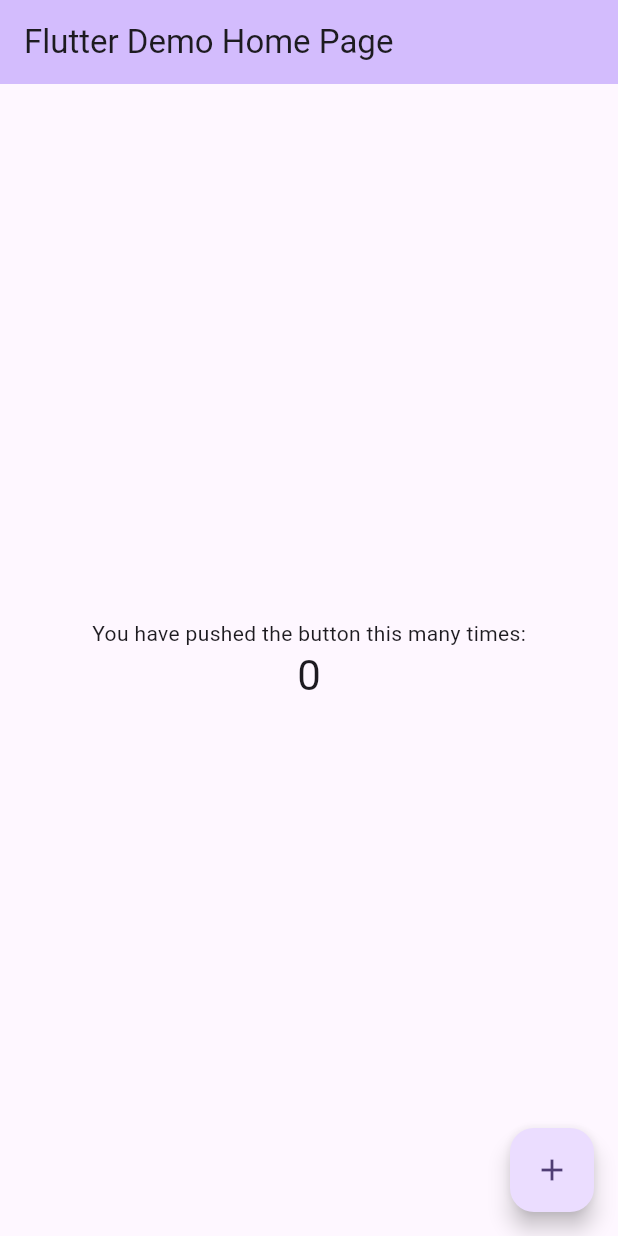
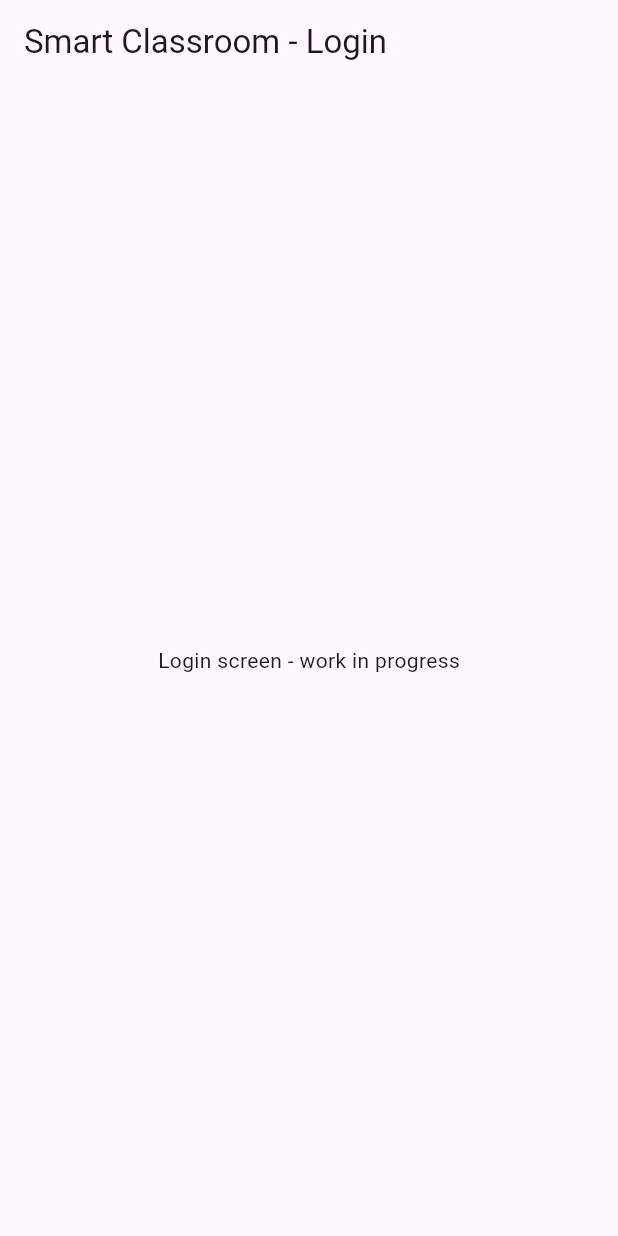
Before and after one commit to Makinullizami/smart-classroom-flutter, a Flutter app: the screen it shows after launch, on a phone screen of 412 x 824 dp. Run offline on Flutter 3.47's test engine with Material 3 defaults, Android fonts, the light colour scheme and no system bars.

Commit message:
feat: init flutter project - smart-classroom

```diff
--- a/lib/main.dart
+++ b/lib/main.dart
@@ -1,122 +1,4 @@
 import 'package:flutter/material.dart';
+import 'src/app.dart';
 
-void main() {
-  runApp(const MyApp());
-}
-
-class MyApp extends StatelessWidget {
-  const MyApp({super.key});
-
-  // This widget is the root of your application.
-  @override
-  Widget build(BuildContext context) {
-    return MaterialApp(
-      title: 'Flutter Demo',
-      theme: ThemeData(
-        // This is the theme of your application.
-        //
-        // TRY THIS: Try running your application with "flutter run". You'll see
-        // the application has a purple toolbar. Then, without quitting the app,
-        // try changing the seedColor in the colorScheme below to Colors.green
-        // and then invoke "hot reload" (save your changes or press the "hot
-        // reload" button in a Flutter-supported IDE, or press "r" if you used
-        // the command line to start the app).
-        //
-        // Notice that the counter didn't reset back to zero; the application
-        // state is not lost during the reload. To reset the state, use hot
-        // restart instead.
-        //
-        // This works for code too, not just values: Most code changes can be
-        // tested with just a hot reload.
-        colorScheme: .fromSeed(seedColor: Colors.deepPurple),
-      ),
-      home: const MyHomePage(title: 'Flutter Demo Home Page'),
-    );
-  }
-}
-
-class MyHomePage extends StatefulWidget {
-  const MyHomePage({super.key, required this.title});
-
-  // This widget is the home page of your application. It is stateful, meaning
-  // that it has a State object (defined below) that contains fields that affect
-  // how it looks.
-
-  // This class is the configuration for the state. It holds the values (in this
-  // case the title) provided by the parent (in this case the App widget) and
-  // used by the build method of the State. Fields in a Widget subclass are
-  // always marked "final".
-
-  final String title;
-
-  @override
-  State<MyHomePage> createState() => _MyHomePageState();
-}
-
-class _MyHomePageState extends State<MyHomePage> {
-  int _counter = 0;
-
-  void _incrementCounter() {
-    setState(() {
-      // This call to setState tells the Flutter framework that something has
-      // changed in this State, which causes it to rerun the build method below
-      // so that the display can reflect the updated values. If we changed
-      // _counter without calling setState(), then the build method would not be
-      // called again, and so nothing would appear to happen.
-      _counter++;
-    });
-  }
-
-  @override
-  Widget build(BuildContext context) {
-    // This method is rerun every time setState is called, for instance as done
-    // by the _incrementCounter method above.
-    //
-    // The Flutter framework has been optimized to make rerunning build methods
-    // fast, so that you can just rebuild anything that needs updating rather
-    // than having to individually change instances of widgets.
-    return Scaffold(
-      appBar: AppBar(
-        // TRY THIS: Try changing the color here to a specific color (to
-        // Colors.amber, perhaps?) and trigger a hot reload to see the AppBar
-        // change color while the other colors stay the same.
-        backgroundColor: Theme.of(context).colorScheme.inversePrimary,
-        // Here we take the value from the MyHomePage object that was created by
-        // the App.build method, and use it to set our appbar title.
-        title: Text(widget.title),
-      ),
-      body: Center(
-        // Center is a layout widget. It takes a single child and positions it
-        // in the middle of the parent.
-        child: Column(
-          // Column is also a layout widget. It takes a list of children and
-          // arranges them vertically. By default, it sizes itself to fit its
-          // children horizontally, and tries to be as tall as its parent.
-          //
-          // Column has various properties to control how it sizes itself and
-          // how it positions its children. Here we use mainAxisAlignment to
-          // center the children vertically; the main axis here is the vertical
-          // axis because Columns are vertical (the cross axis would be
-          // horizontal).
-          //
-          // TRY THIS: Invoke "debug painting" (choose the "Toggle Debug Paint"
-          // action in the IDE, or press "p" in the console), to see the
-          // wireframe for each widget.
-          mainAxisAlignment: .center,
-          children: [
-            const Text('You have pushed the button this many times:'),
-            Text(
-              '$_counter',
-              style: Theme.of(context).textTheme.headlineMedium,
-            ),
-          ],
-        ),
-      ),
-      floatingActionButton: FloatingActionButton(
-        onPressed: _incrementCounter,
-        tooltip: 'Increment',
-        child: const Icon(Icons.add),
-      ),
-    );
-  }
-}
+void main() => runApp(MyApp());
--- /dev/null
+++ b/lib/src/app.dart
@@ -0,0 +1,13 @@
+import 'package:flutter/material.dart';
+import 'screens/login_screen.dart';
+
+class MyApp extends StatelessWidget {
+  @override
+  Widget build(BuildContext context) {
+    return MaterialApp(
+      title: 'Smart Classroom',
+      theme: ThemeData(primarySwatch: Colors.blue),
+      home: LoginScreen(),
+    );
+  }
+}
--- /dev/null
+++ b/lib/src/screens/login_screen.dart
@@ -0,0 +1,11 @@
+import 'package:flutter/material.dart';
+
+class LoginScreen extends StatelessWidget {
+  @override
+  Widget build(BuildContext context) {
+    return Scaffold(
+      appBar: AppBar(title: Text('Smart Classroom - Login')),
+      body: Center(child: Text('Login screen - work in progress')),
+    );
+  }
+}
```
